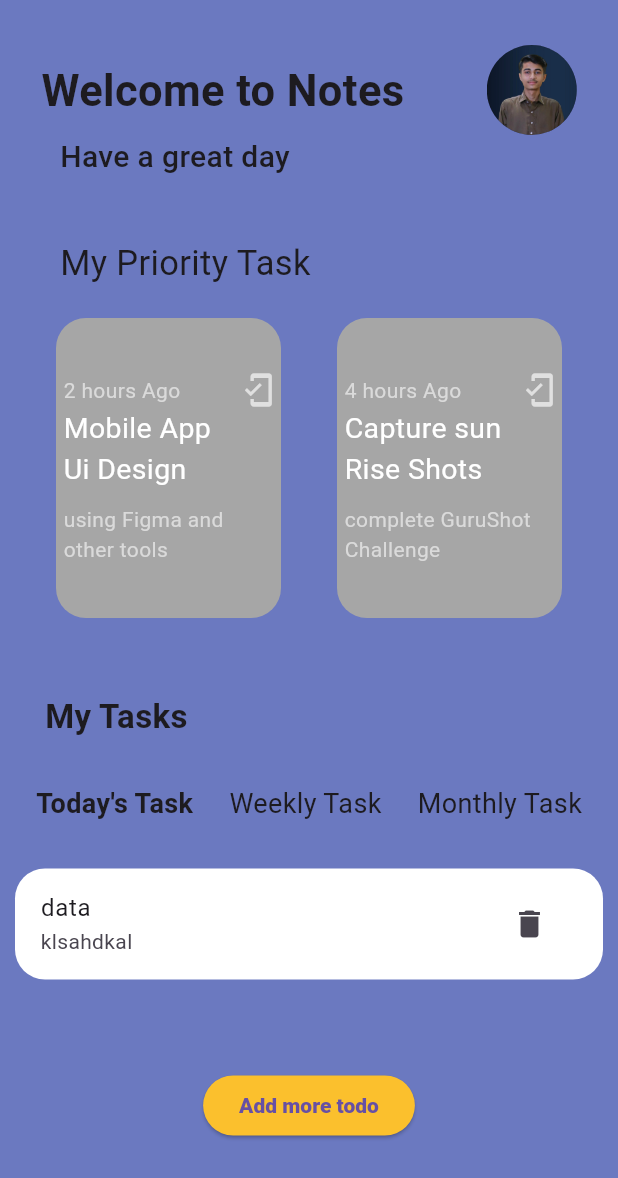
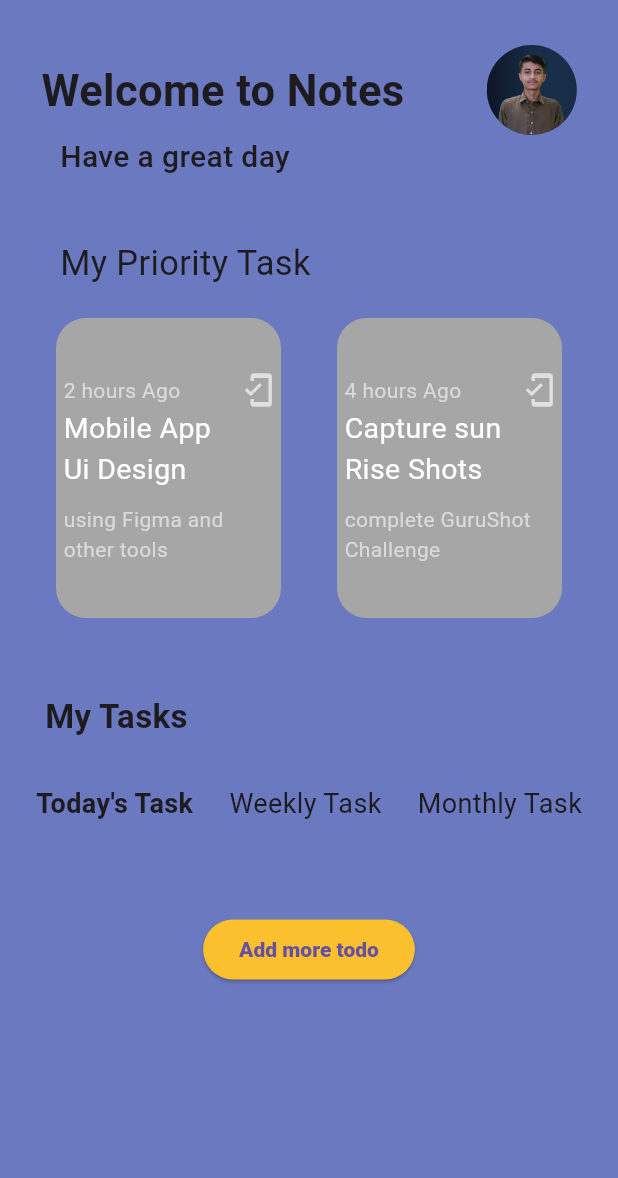
Before and after one commit to Muhammad-Usman08/Flutter-Assignment, a Flutter app: the Todo screen opened directly, on a phone screen of 412 x 824 dp. Shown: the top 1178 px of the screen. Run offline on Flutter 3.47's test engine with Material 3 defaults, Android fonts, the phone set to English and light mode, and no system bars.

Commit message:
add todos remaining

```diff
--- a/Assignment-4/todoapp/lib/main.dart
+++ b/Assignment-4/todoapp/lib/main.dart
@@ -1,5 +1,7 @@
 import 'package:flutter/material.dart';
-import 'package:todoapp/screens/home.dart';
+import 'package:todoapp/screens/add.dart';
+// import 'package:todoapp/screens/todo.dart';
+// import 'package:todoapp/screens/home.dart';
 
 void main() {
   runApp(const MyApp());
@@ -12,7 +14,7 @@ class MyApp extends StatelessWidget {
   Widget build(BuildContext context) {
     return const MaterialApp(
       debugShowCheckedModeBanner: false,
-      home: HomePage(),
+      home: AddTodo(),
     );
   }
 }
--- a/Assignment-4/todoapp/lib/screens/todo.dart
+++ b/Assignment-4/todoapp/lib/screens/todo.dart
@@ -3,7 +3,7 @@ import 'package:todoapp/components/task.dart';
 import 'package:todoapp/screens/add.dart';
 
 class Todo extends StatelessWidget {
-  const Todo({super.key});
+  Todo({super.key});
 
   @override
   Widget build(BuildContext context) {
@@ -104,7 +104,7 @@ class Todo extends StatelessWidget {
               margin: const EdgeInsets.only(top: 30),
               child: ListView.builder(
                   shrinkWrap: true,
-                  itemCount: 1,
+                  itemCount: 0,
                   itemBuilder: (context, index) {
                     return Container(
                       margin: const EdgeInsets.only(
@@ -114,8 +114,8 @@ class Todo extends StatelessWidget {
                           border: Border.all(style: BorderStyle.none),
                           borderRadius: BorderRadius.circular(20)),
                       child: ListTile(
-                          title: const Text('data'),
-                          subtitle: const Text('klsahdkal'),
+                          title: Text('asds'),
+                          subtitle: Text('asd'),
                           trailing: IconButton(
                               onPressed: () {},
                               icon: const Icon(Icons.delete))),
@@ -123,6 +123,7 @@ class Todo extends StatelessWidget {
                   }),
             ),
 
+            //Adding Todo button
             Row(
               mainAxisAlignment: MainAxisAlignment.center,
               children: [
```
Also changed, not shown: Assignment-4/todoapp/lib/screens/add.dart (+32 -8 lines).
